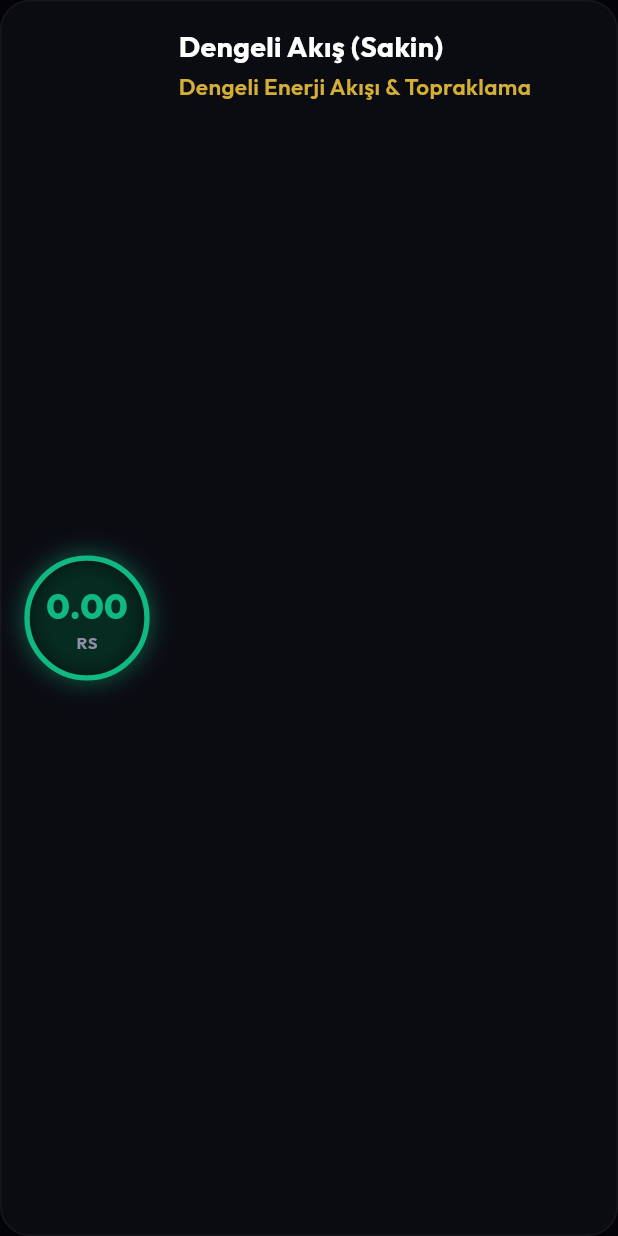
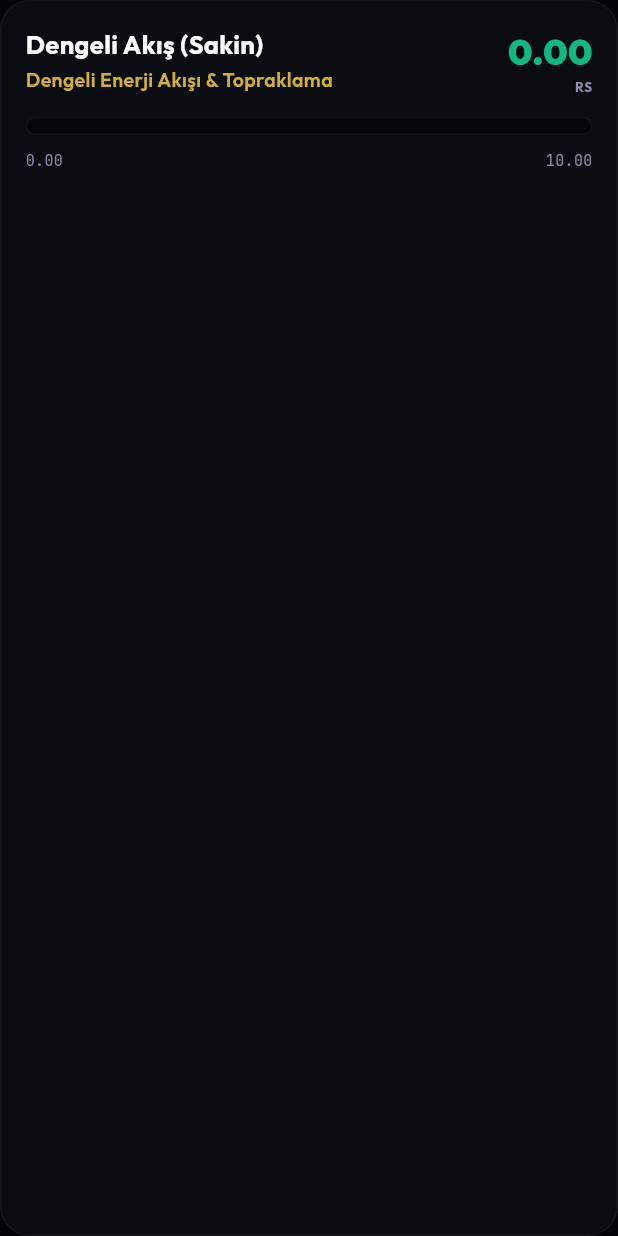
Before and after one commit to bahacan112/rezonans_flutter, a Flutter app: the StatusCard widget shown alone on an empty page, opened directly with empty values, on a phone screen of 412 x 824 dp. Run offline on Flutter 3.47's test engine with Material 3 defaults, Android fonts, the light colour scheme and no system bars; our stand-ins replace firebase_core, firebase_messaging, google_fonts, google_sign_in, shared_preferences; accounts and stored records are empty; network calls fail.

Commit message:
feat: replace circular status indicator with horizontal custom progress bar

```diff
--- a/lib/widgets/status_card.dart
+++ b/lib/widgets/status_card.dart
@@ -11,30 +11,7 @@ class StatusCard extends StatefulWidget {
   State<StatusCard> createState() => _StatusCardState();
 }
 
-class _StatusCardState extends State<StatusCard> with SingleTickerProviderStateMixin {
-  late final AnimationController _pulse;
-
-  @override
-  void initState() {
-    super.initState();
-    _pulse = AnimationController(
-      vsync: this,
-      duration: Duration(milliseconds: ((4 - widget.kp / 3).clamp(1, 4) * 1000).round()),
-    )..repeat(reverse: true);
-  }
-
-  @override
-  void didUpdateWidget(StatusCard old) {
-    super.didUpdateWidget(old);
-    _pulse.duration =
-        Duration(milliseconds: ((4 - widget.kp / 3).clamp(1, 4) * 1000).round());
-  }
-
-  @override
-  void dispose() {
-    _pulse.dispose();
-    super.dispose();
-  }
+class _StatusCardState extends State<StatusCard> {
 
   @override
   Widget build(BuildContext context) {
@@ -46,40 +23,84 @@ class _StatusCardState extends State<StatusCard> with SingleTickerProviderStateM
         border: Border.all(color: Colors.white.withValues(alpha: 0.05)),
       ),
       padding: const EdgeInsets.all(16),
-      child: Row(children: [
-        ScaleTransition(
-          scale: Tween(begin: 1.0, end: 1.04).animate(
-              CurvedAnimation(parent: _pulse, curve: Curves.easeInOut)),
-          child: Container(
-            width: 82,
-            height: 82,
-            decoration: BoxDecoration(
-              shape: BoxShape.circle,
-              color: Colors.black.withValues(alpha: 0.55),
-              border: Border.all(color: d.color, width: 3.5),
-              boxShadow: [BoxShadow(color: d.color.withValues(alpha: 0.5), blurRadius: 14)],
-            ),
-            child: Column(mainAxisAlignment: MainAxisAlignment.center, children: [
-              Text(widget.kp.toStringAsFixed(2),
-                  style: AppText.sans(size: 23, weight: FontWeight.w800, color: d.color)),
-              Text('RS',
-                  style: AppText.sans(size: 11, weight: FontWeight.w700, color: AppColors.textMuted, letterSpacing: 0.5)),
-            ]),
+      child: Column(
+        crossAxisAlignment: CrossAxisAlignment.start,
+        children: [
+          Row(
+            mainAxisAlignment: MainAxisAlignment.spaceBetween,
+            children: [
+              Expanded(
+                child: Column(
+                  crossAxisAlignment: CrossAxisAlignment.start,
+                  children: [
+                    Text(d.label, style: AppText.sans(size: 17, weight: FontWeight.w700)),
+                    const SizedBox(height: 2),
+                    Text(d.spiritual,
+                        style: AppText.sans(size: 13, weight: FontWeight.w600, color: AppColors.primaryGold)),
+                  ],
+                ),
+              ),
+              const SizedBox(width: 12),
+              Column(
+                crossAxisAlignment: CrossAxisAlignment.end,
+                children: [
+                  Text(
+                    widget.kp.toStringAsFixed(2),
+                    style: AppText.sans(size: 24, weight: FontWeight.w900, color: d.color),
+                  ),
+                  Text(
+                    'RS',
+                    style: AppText.sans(size: 9, weight: FontWeight.w700, color: AppColors.textMuted, letterSpacing: 0.5),
+                  ),
+                ],
+              ),
+            ],
           ),
-        ),
-        const SizedBox(width: 20),
-        Expanded(
-          child: Column(crossAxisAlignment: CrossAxisAlignment.start, children: [
-            Text(d.label, style: AppText.sans(size: 19, weight: FontWeight.w700)),
-            const SizedBox(height: 3),
-            Text(d.spiritual,
-                style: AppText.sans(size: 15, weight: FontWeight.w600, color: AppColors.primaryGold)),
-            const SizedBox(height: 8),
-            Text(widget.updatedLabel,
-                style: AppText.sans(size: 14, color: AppColors.textMuted)),
-          ]),
-        ),
-      ]),
+          const SizedBox(height: 14),
+          LayoutBuilder(
+            builder: (context, constraints) {
+              final progress = (widget.kp / 10.0).clamp(0.0, 1.0);
+              final fillWidth = constraints.maxWidth * progress;
+              return Container(
+                height: 12,
+                width: double.infinity,
+                decoration: BoxDecoration(
+                  color: Colors.black45,
+                  borderRadius: BorderRadius.circular(6),
+                  border: Border.all(color: Colors.white.withValues(alpha: 0.05)),
+                ),
+                alignment: Alignment.centerLeft,
+                child: fillWidth > 0
+                    ? Container(
+                        width: fillWidth,
+                        height: double.infinity,
+                        decoration: BoxDecoration(
+                          color: d.color,
+                          borderRadius: BorderRadius.circular(6),
+                          boxShadow: [
+                            BoxShadow(
+                              color: d.color.withValues(alpha: 0.4),
+                              blurRadius: 8,
+                              spreadRadius: 1,
+                            ),
+                          ],
+                        ),
+                      )
+                    : const SizedBox.shrink(),
+              );
+            },
+          ),
+          const SizedBox(height: 8),
+          Row(
+            mainAxisAlignment: MainAxisAlignment.spaceBetween,
+            children: [
+              Text('0.00', style: AppText.mono(size: 10, color: AppColors.textMuted)),
+              Text(widget.updatedLabel, style: AppText.sans(size: 12, color: AppColors.textMuted)),
+              Text('10.00', style: AppText.mono(size: 10, color: AppColors.textMuted)),
+            ],
+          ),
+        ],
+      ),
     );
   }
 }
```
